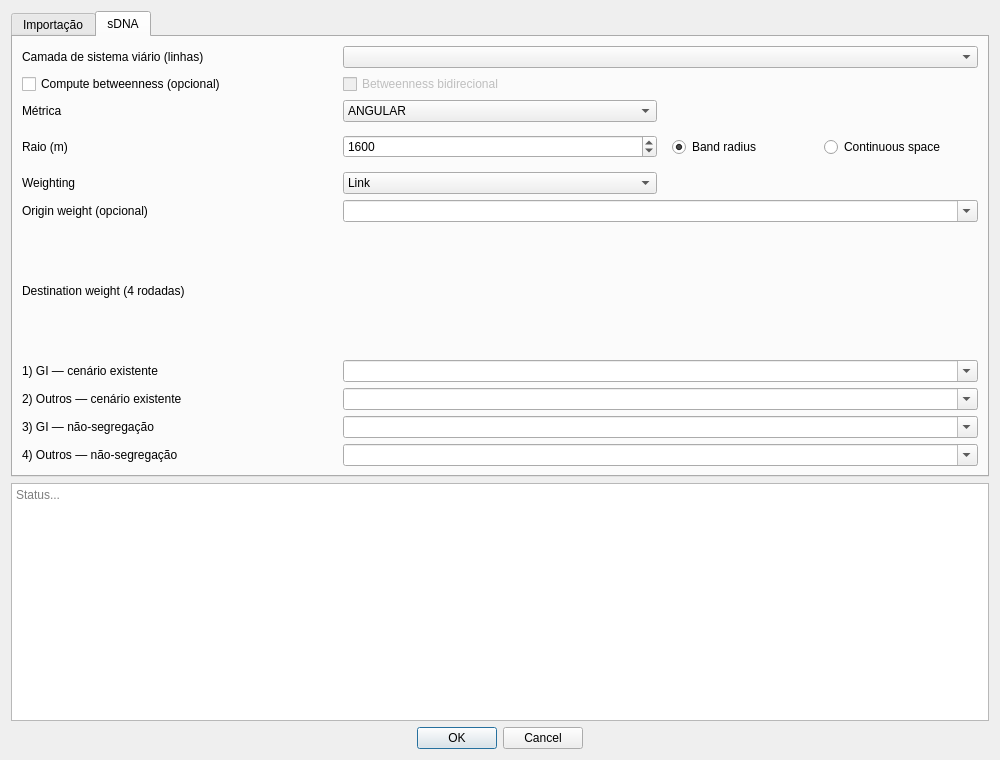
Before: the Qt Designer form chasm_calculator_dialog_base.ui in Eduardo7660/chasm_windows, drawn with Qt 5.
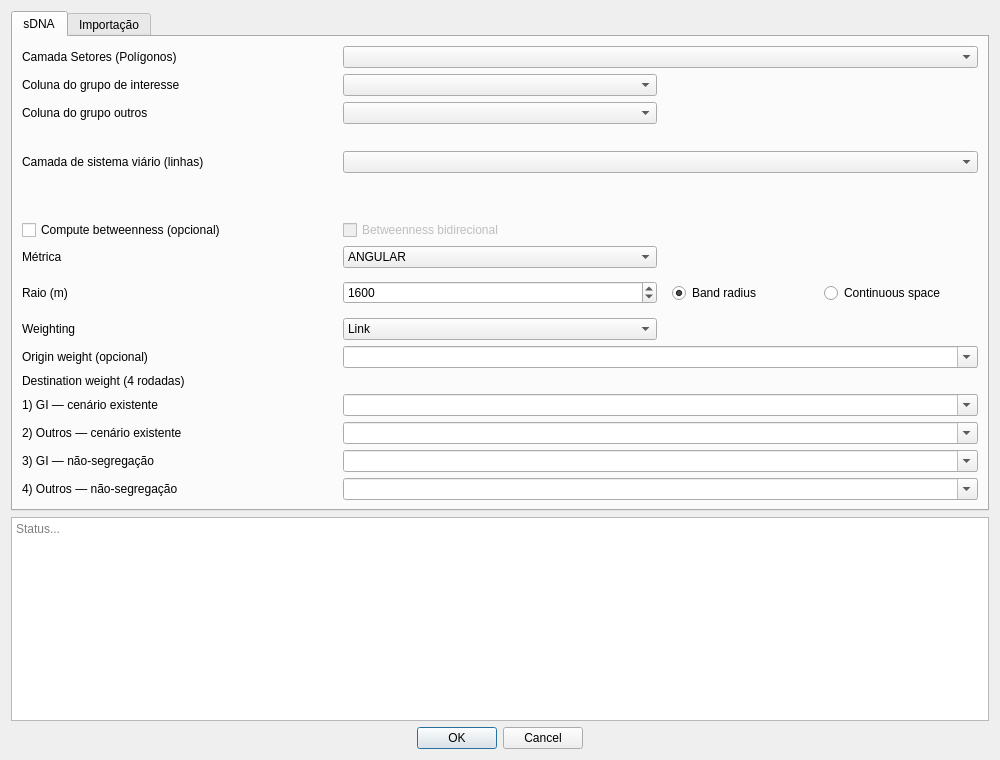
After: the same form once the commit is applied. The open tabs and pages were chosen to show the change.

The edit to the form file:
```diff
--- a/chasm_calculator_dialog_base.ui
+++ b/chasm_calculator_dialog_base.ui
@@ -14,6 +14,76 @@
    <item>
     <widget class="QTabWidget" name="tabWidget">
 
+
+     <!-- ================== sDNA ================== -->
+     <!-- ================== sDNA ================== -->
+     <widget class="QWidget" name="tabSdna">
+      <attribute name="title"><string>sDNA</string></attribute>
+      <layout class="QGridLayout" name="gridSdna">
+
+       <item row="0" column="0"><widget class="QLabel" name="lblNet"><property name="text"><string>Camada Setores (Polígonos)</string></property></widget></item>
+       <item row="0" column="1" colspan="2"><widget class="QComboBox" name="cbPoligonoLayer"/></item>
+
+       <item row="1" column="0"><widget class="QLabel" name="lblNet"><property name="text"><string>Coluna do grupo de interesse</string></property></widget></item>
+       <item row="1" column="1" colspan="1"><widget class="QComboBox" name="cbGrupoInteresseField"/></item>
+
+       <item row="2" column="0"><widget class="QLabel" name="lblNet"><property name="text"><string>Coluna do grupo outros</string></property></widget></item>
+       <item row="2" column="1" colspan="1"><widget class="QComboBox" name="cbGrupoOutriField"/></item>
+
+       <item row="3" column="0"><widget class="QLabel" name="lblNet"><property name="text"><string></string></property></widget></item>
+
+       <item row="4" column="0"><widget class="QLabel" name="lblNet"><property name="text"><string>Camada de sistema viário (linhas)</string></property></widget></item>
+       <item row="4" column="1" colspan="2"><widget class="QComboBox" name="cbNetworkLayer"/></item>
+
+       <item row="30" column="0"><widget class="QLabel" name="lblNet"><property name="text"><string></string></property></widget></item>
+       <item row="31" column="0"><widget class="QLabel" name="lblNet"><property name="text"><string></string></property></widget></item>
+
+       <item row="111" column="0"><widget class="QCheckBox" name="chkBetweenness"><property name="text"><string>Compute betweenness (opcional)</string></property></widget></item>
+       <item row="111" column="1" colspan="2"><widget class="QCheckBox" name="chkBetweennessBidirectional"><property name="text"><string>Betweenness bidirecional</string></property><property name="enabled"><bool>false</bool></property></widget></item>
+
+       <item row="112" column="0"><widget class="QLabel" name="lblMetric"><property name="text"><string>Métrica</string></property></widget></item>
+       <item row="112" column="1"><widget class="QComboBox" name="cbMetric">
+          <item><property name="text"><string>ANGULAR</string></property></item>
+          <item><property name="text"><string>EUCLIDEAN</string></property></item>
+          <item><property name="text"><string>NORMAL</string></property></item>
+          </widget>
+        </item>
+
+       <item row="113" column="0"><widget class="QLabel" name="lblRadius"><property name="text"><string>Raio (m)</string></property></widget></item>
+       <item row="113" column="1"><widget class="QSpinBox" name="spinRadius"><property name="minimum"><number>0</number></property><property name="maximum"><number>1000000</number></property><property name="singleStep"><number>100</number></property><property name="value"><number>1600</number></property></widget></item>
+       <item row="113" column="2"><widget class="QWidget" name="wRadiusMode" native="true"><layout class="QHBoxLayout" name="hlRadiusMode">
+         <item><widget class="QRadioButton" name="rbBand"><property name="text"><string>Band radius</string></property><property name="checked"><bool>true</bool></property></widget></item>
+         <item><widget class="QRadioButton" name="rbContinuous"><property name="text"><string>Continuous space</string></property></widget></item>
+       </layout></widget></item>
+
+       <item row="114" column="0"><widget class="QLabel" name="lblWeighting"><property name="text"><string>Weighting</string></property></widget></item>
+       <item row="114" column="1"><widget class="QComboBox" name="cbWeighting">
+         <item><property name="text"><string>Link</string></property></item>
+         <item><property name="text"><string>Node</string></property></item>
+       </widget></item>
+
+       <item row="115" column="0"><widget class="QLabel" name="lblOriginW"><property name="text"><string>Origin weight (opcional)</string></property></widget></item>
+       <item row="115" column="1" colspan="2"><widget class="QComboBox" name="cbOriginWeight"><property name="editable"><bool>true</bool></property></widget></item>
+
+       <item row="116" column="0" colspan="3"><widget class="QLabel" name="lblDestTitle"><property name="text"><string>Destination weight (4 rodadas)</string></property></widget></item>
+       <item row="117" column="0"><widget class="QLabel" name="lblDW1"><property name="text"><string>1) GI — cenário existente</string></property></widget></item>
+       <item row="117" column="1" colspan="2"><widget class="QComboBox" name="cbDW1"><property name="editable"><bool>true</bool></property></widget></item>
+       <item row="118" column="0"><widget class="QLabel" name="lblDW2"><property name="text"><string>2) Outros — cenário existente</string></property></widget></item>
+       <item row="118" column="1" colspan="2"><widget class="QComboBox" name="cbDW2"><property name="editable"><bool>true</bool></property></widget></item>
+       <item row="119" column="0"><widget class="QLabel" name="lblDW3"><property name="text"><string>3) GI — não-segregação</string></property></widget></item>
+       <item row="119" column="1" colspan="2"><widget class="QComboBox" name="cbDW3"><property name="editable"><bool>true</bool></property></widget></item>
+       <item row="1110" column="0"><widget class="QLabel" name="lblDW4"><property name="text"><string>4) Outros — não-segregação</string></property></widget></item>
+       <item row="1110" column="1" colspan="2"><widget class="QComboBox" name="cbDW4"><property name="editable"><bool>true</bool></property></widget></item>
+
+      </layout>
+     </widget>
+     <!-- ================== sDNA ================== -->
+     <!-- ================== sDNA ================== -->
+
+
+
+
+
      <!-- ================== IMPORTAÇÃO ================== -->
      <widget class="QWidget" name="tabImport">
       <attribute name="title"><string>Importação</string></attribute>
@@ -85,151 +155,7 @@
       </layout>
      </widget>
 
-     <!-- ================== sDNA ================== -->
-     <widget class="QWidget" name="tabSdna">
-      <attribute name="title"><string>sDNA</string></attribute>
-      <layout class="QGridLayout" name="gridSdna">
 
-       <item row="0" column="0">
-        <widget class="QLabel" name="lblNet">
-         <property name="text"><string>Camada de sistema viário (linhas)</string></property>
-        </widget>
-       </item>
-       <item row="0" column="1" colspan="2">
-        <widget class="QComboBox" name="cbNetworkLayer"/>
-       </item>
-
-       <item row="1" column="0">
-        <widget class="QCheckBox" name="chkBetweenness">
-         <property name="text"><string>Compute betweenness (opcional)</string></property>
-        </widget>
-       </item>
-       <item row="1" column="1" colspan="2">
-        <widget class="QCheckBox" name="chkBetweennessBidirectional">
-         <property name="text"><string>Betweenness bidirecional</string></property>
-         <property name="enabled"><bool>false</bool></property>
-        </widget>
-       </item>
-
-       <item row="2" column="0">
-        <widget class="QLabel" name="lblMetric">
-         <property name="text"><string>Métrica</string></property>
-        </widget>
-       </item>
-       <item row="2" column="1">
-        <widget class="QComboBox" name="cbMetric">
-         <item><property name="text"><string>ANGULAR</string></property></item>
-         <item><property name="text"><string>EUCLIDEAN</string></property></item>
-         <item><property name="text"><string>NORMAL</string></property></item>
-        </widget>
-       </item>
-
-       <item row="3" column="0">
-        <widget class="QLabel" name="lblRadius">
-         <property name="text"><string>Raio (m)</string></property>
-        </widget>
-       </item>
-       <item row="3" column="1">
-        <widget class="QSpinBox" name="spinRadius">
-         <property name="minimum"><number>0</number></property>
-         <property name="maximum"><number>1000000</number></property>
-         <property name="singleStep"><number>100</number></property>
-         <property name="value"><number>1600</number></property>
-        </widget>
-       </item>
-       <item row="3" column="2">
-        <widget class="QWidget" name="wRadiusMode" native="true">
-         <layout class="QHBoxLayout" name="hlRadiusMode">
-          <item>
-           <widget class="QRadioButton" name="rbBand">
-            <property name="text"><string>Band radius</string></property>
-            <property name="checked"><bool>true</bool></property>
-           </widget>
-          </item>
-          <item>
-           <widget class="QRadioButton" name="rbContinuous">
-            <property name="text"><string>Continuous space</string></property>
-           </widget>
-          </item>
-         </layout>
-        </widget>
-       </item>
-
-       <item row="4" column="0">
-        <widget class="QLabel" name="lblWeighting">
-         <property name="text"><string>Weighting</string></property>
-        </widget>
-       </item>
-       <item row="4" column="1">
-        <widget class="QComboBox" name="cbWeighting">
-         <item><property name="text"><string>Link</string></property></item>
-         <item><property name="text"><string>Node</string></property></item>
-        </widget>
-       </item>
-
-       <item row="5" column="0">
-        <widget class="QLabel" name="lblOriginW">
-         <property name="text"><string>Origin weight (opcional)</string></property>
-        </widget>
-       </item>
-       <item row="5" column="1" colspan="2">
-        <widget class="QComboBox" name="cbOriginWeight">
-         <property name="editable"><bool>true</bool></property>
-        </widget>
-       </item>
-
-       <item row="6" column="0" colspan="3">
-        <widget class="QLabel" name="lblDestTitle">
-         <property name="text"><string>Destination weight (4 rodadas)</string></property>
-        </widget>
-       </item>
-
-       <item row="7" column="0">
-        <widget class="QLabel" name="lblDW1">
-         <property name="text"><string>1) GI — cenário existente</string></property>
-        </widget>
-       </item>
-       <item row="7" column="1" colspan="2">
-        <widget class="QComboBox" name="cbDW1">
-         <property name="editable"><bool>true</bool></property>
-        </widget>
-       </item>
-
-       <item row="8" column="0">
-        <widget class="QLabel" name="lblDW2">
-         <property name="text"><string>2) Outros — cenário existente</string></property>
-        </widget>
-       </item>
-       <item row="8" column="1" colspan="2">
-        <widget class="QComboBox" name="cbDW2">
-         <property name="editable"><bool>true</bool></property>
-        </widget>
-       </item>
-
-       <item row="9" column="0">
-        <widget class="QLabel" name="lblDW3">
-         <property name="text"><string>3) GI — não-segregação</string></property>
-        </widget>
-       </item>
-       <item row="9" column="1" colspan="2">
-        <widget class="QComboBox" name="cbDW3">
-         <property name="editable"><bool>true</bool></property>
-        </widget>
-       </item>
-
-       <item row="10" column="0">
-        <widget class="QLabel" name="lblDW4">
-         <property name="text"><string>4) Outros — não-segregação</string></property>
-        </widget>
-       </item>
-       <item row="10" column="1" colspan="2">
-        <widget class="QComboBox" name="cbDW4">
-         <property name="editable"><bool>true</bool></property>
-        </widget>
-       </item>
-
-      </layout>
-     </widget>
 
     </widget>
    </item>
```
Left out of the diff: 64 changed lines with no effect on the pictures.
